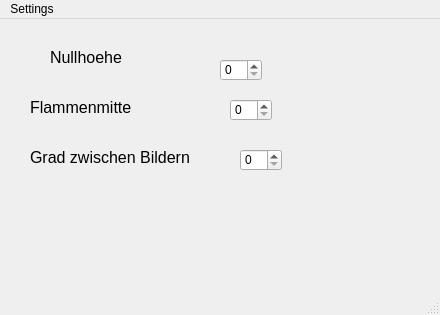
Qt form BBA/Settingsui.ui (rnoske/SpyDev) before a commit.
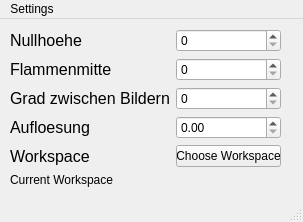
The same form after that commit.

```diff
--- a/BBA/Settingsui.ui
+++ b/BBA/Settingsui.ui
@@ -6,49 +6,45 @@
    <rect>
     <x>0</x>
     <y>0</y>
-    <width>440</width>
-    <height>315</height>
+    <width>303</width>
+    <height>222</height>
    </rect>
   </property>
   <property name="windowTitle">
    <string>Settings</string>
   </property>
   <widget class="QWidget" name="centralwidget">
-   <widget class="QSpinBox" name="GradZwischenBildern">
+   <widget class="QWidget" name="">
     <property name="geometry">
      <rect>
-      <x>240</x>
-      <y>130</y>
-      <width>42</width>
-      <height>22</height>
+      <x>10</x>
+      <y>10</y>
+      <width>271</width>
+      <height>161</height>
      </rect>
     </property>
-    <property name="maximum">
-     <number>360</number>
-    </property>
-   </widget>
+    <layout class="QFormLayout" name="formLayout">
+     <item row="0" column="0">
+      <widget class="QLabel" name="Nullhoehe_label">
+       <property name="font">
+        <font>
+         <pointsize>12</pointsize>
+        </font>
+       </property>
+       <property name="text">
+        <string>Nullhoehe</string>
+       </property>
+      </widget>
+     </item>
+     <item row="0" column="1">
    <widget class="QSpinBox" name="Nullhoehe">
-    <property name="geometry">
-     <rect>
-      <x>220</x>
-      <y>40</y>
-      <width>42</width>
-      <height>22</height>
-     </rect>
-    </property>
     <property name="maximum">
      <number>2000</number>
     </property>
    </widget>
+     </item>
+     <item row="1" column="0">
    <widget class="QLabel" name="Flammenmitte_label">
-    <property name="geometry">
-     <rect>
-      <x>30</x>
-      <y>80</y>
-      <width>111</width>
-      <height>16</height>
-     </rect>
-    </property>
     <property name="font">
      <font>
       <pointsize>12</pointsize>
@@ -58,15 +54,16 @@
      <string>Flammenmitte</string>
     </property>
    </widget>
+     </item>
+     <item row="1" column="1">
+      <widget class="QSpinBox" name="Flammenmitte">
+       <property name="maximum">
+        <number>2000</number>
+       </property>
+      </widget>
+     </item>
+     <item row="2" column="0">
    <widget class="QLabel" name="GradZwischenBildern_label">
-    <property name="geometry">
-     <rect>
-      <x>30</x>
-      <y>130</y>
-      <width>161</width>
-      <height>16</height>
-     </rect>
-    </property>
     <property name="font">
      <font>
       <pointsize>12</pointsize>
@@ -76,36 +73,56 @@
      <string>Grad zwischen Bildern</string>
     </property>
    </widget>
-   <widget class="QLabel" name="Nullhoehe_label">
-    <property name="geometry">
-     <rect>
-      <x>50</x>
-      <y>30</y>
-      <width>81</width>
-      <height>16</height>
-     </rect>
-    </property>
-    <property name="font">
-     <font>
-      <pointsize>12</pointsize>
-     </font>
-    </property>
-    <property name="text">
-     <string>Nullhoehe</string>
-    </property>
-   </widget>
-   <widget class="QSpinBox" name="Flammenmitte">
-    <property name="geometry">
-     <rect>
-      <x>230</x>
-      <y>80</y>
-      <width>42</width>
-      <height>22</height>
-     </rect>
-    </property>
+     </item>
+     <item row="2" column="1">
+      <widget class="QSpinBox" name="GradZwischenBildern">
     <property name="maximum">
-     <number>2000</number>
-    </property>
+        <number>360</number>
+       </property>
+      </widget>
+     </item>
+     <item row="3" column="0">
+      <widget class="QLabel" name="Aufloesung_label">
+       <property name="font">
+        <font>
+         <pointsize>12</pointsize>
+        </font>
+       </property>
+       <property name="text">
+        <string>Aufloesung</string>
+       </property>
+      </widget>
+     </item>
+     <item row="4" column="0">
+      <widget class="QLabel" name="Workspace_label">
+       <property name="font">
+        <font>
+         <pointsize>12</pointsize>
+        </font>
+       </property>
+       <property name="text">
+        <string>Workspace</string>
+       </property>
+      </widget>
+     </item>
+     <item row="4" column="1">
+      <widget class="QPushButton" name="ChooseWorkspace_Button">
+       <property name="text">
+        <string>Choose Workspace</string>
+       </property>
+      </widget>
+     </item>
+     <item row="5" column="0" colspan="2">
+      <widget class="QLabel" name="WorkspaceShow_label">
+       <property name="text">
+        <string>Current Workspace</string>
+       </property>
+      </widget>
+     </item>
+     <item row="3" column="1">
+      <widget class="QDoubleSpinBox" name="Aufloesung"/>
+     </item>
+    </layout>
    </widget>
   </widget>
   <widget class="QMenuBar" name="menubar">
@@ -113,7 +130,7 @@
     <rect>
      <x>0</x>
      <y>0</y>
-     <width>440</width>
+     <width>303</width>
      <height>21</height>
     </rect>
    </property>
```
Left out of the diff: 17 changed lines with no effect on the pictures. Lines whose indentation alone changed are shown as unchanged.
